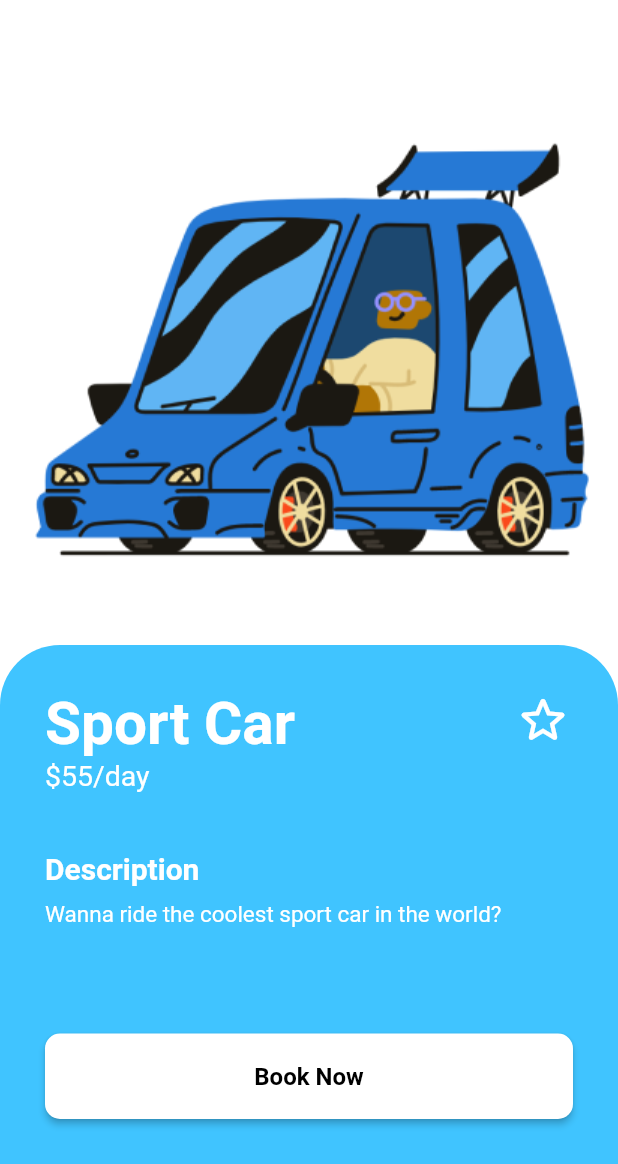
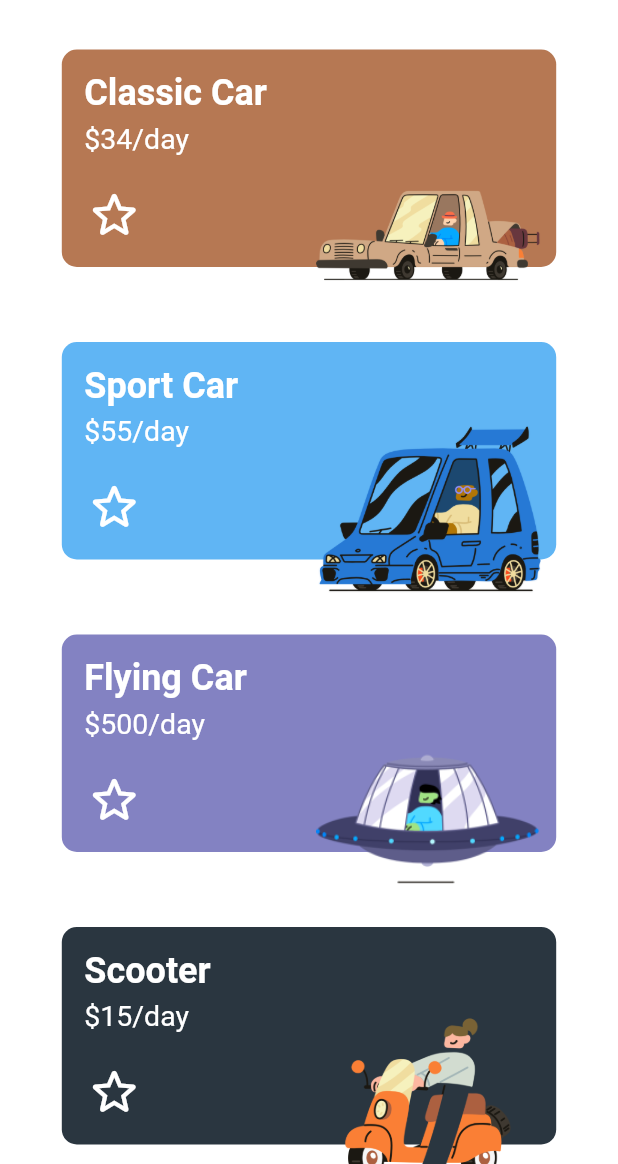
Before and after one commit to ctampan/flutter-playground, a Flutter app: the HomePage screen opened directly, after a tap on "Continue", on a phone screen of 412 x 824 dp, the part 72-1236 px from its top. Run offline on Flutter 3.47's test engine with Material 2 defaults, Android fonts, the phone set to English and light mode, and no system bars; our stand-ins replace flutter_riverpod, validators; Roboto replaces fonts that are missing (Poppins).

Commit message:
Add Car Cards page in Beepy

```diff
--- a/beepy/lib/views/main.dart
+++ b/beepy/lib/views/main.dart
@@ -1,4 +1,6 @@
+import 'package:beepy/views/providers/cars_provider.dart';
 import 'package:beepy/views/providers/change_theme_provider.dart';
+import 'package:beepy/views/screens/car_cards.dart';
 import 'package:beepy/views/screens/car_detail.dart';
 import 'package:beepy/views/screens/home.dart';
 import 'package:beepy/views/utilities/app_theme.dart';
@@ -23,10 +25,11 @@ class MyApp extends ConsumerWidget {
       theme: AppTheme.lightTheme,
       darkTheme: AppTheme.darkTheme,
       themeMode: currentTheme.darkMode ? ThemeMode.dark : ThemeMode.light,
-      initialRoute: '/',
+      initialRoute: HomePage.routeName,
       routes: <String, WidgetBuilder>{
-        '/': (context) => const HomePage(title: 'Beepy'),
-        '/carDetail': (context) => const CarDetailPage(title: 'Cars'),
+        HomePage.routeName: (context) => const HomePage(title: 'Beepy'),
+        CarCardsPage.routeName: (context) => const CarCardsPage(title: 'Cars'),
+        CarDetailPage.routeName: (context) => const CarDetailPage(title: 'Cars'),
       },
     );
   }
--- /dev/null
+++ b/beepy/lib/views/providers/cars_provider.dart
@@ -0,0 +1,39 @@
+import 'dart:developer';
+
+import 'package:flutter/material.dart';
+import 'package:flutter_riverpod/flutter_riverpod.dart';
+
+final carList = StateNotifierProvider<CarListState, List<CarDetail>>((ref) {
+  return CarListState();
+});
+
+class CarListState extends StateNotifier<List<CarDetail>> {
+  CarListState(): super(
+      [
+        CarDetail(name: 'Classic Car', price: 34, color: const Color(0xFFB67853), imagePath: 'assets/images/Beep_Beep_Classic_Car.png'),
+        CarDetail(name: 'Sport Car', price: 55, color: const Color(0xFF60B5F4),imagePath: 'assets/images/Beep_Beep_Sport_Car.png'),
+        CarDetail(name: 'Flying Car', price: 500, color: const Color(0xFF8382C2), imagePath: 'assets/images/Beep_Beep_Flying_Car.png'),
+        CarDetail(name: 'Scooter', price: 15, color: const Color(0xFF2A3640), imagePath: 'assets/images/Beep_Beep_Scooter.png'),
+        CarDetail(name: 'Caravan Car', price: 50, color: const Color(0xFFAC6040), imagePath: 'assets/images/Beep_Beep_Caravan_Car.png'),
+        CarDetail(name: 'Horse', price: 20, color: const Color(0xFF8382C2), imagePath: 'assets/images/Beep_Beep_Horse.png'),
+      ]
+  );
+
+  void toggleStar(int index) {
+    state[index].toggleStar();
+  }
+}
+
+class CarDetail {
+  CarDetail({required this.name, required this.price, required this.imagePath, required this.color, this.isStarred = false});
+
+  final String name;
+  final int price;
+  final String imagePath;
+  final Color color;
+  bool isStarred;
+
+  void toggleStar() {
+    isStarred = !isStarred;
+  }
+}
--- /dev/null
+++ b/beepy/lib/views/screens/car_cards.dart
@@ -0,0 +1,101 @@
+import 'package:beepy/views/screens/car_detail.dart';
+import 'package:beepy/views/widgets/app_bar.dart';
+import 'package:beepy/views/widgets/starred.dart';
+import 'package:flutter/material.dart';
+import 'package:flutter/src/widgets/framework.dart';
+import 'package:flutter_riverpod/flutter_riverpod.dart';
+
+import '../providers/cars_provider.dart';
+
+class CarCardsPage extends ConsumerStatefulWidget {
+  const CarCardsPage({Key? key, required this.title}) : super(key: key);
+
+  static const routeName = '/carCards';
+  final String title;
+
+  @override
+  ConsumerState<ConsumerStatefulWidget> createState() => _CarCardsState();
+}
+
+class _CarCardsState extends ConsumerState<CarCardsPage> {
+  @override
+  Widget build(BuildContext context) {
+    List<CarDetail> cars = ref.read(carList);
+    final theme = Theme.of(context);
+
+    return Scaffold(
+      appBar: appBarWidget(context, widget.title),
+      backgroundColor: theme.backgroundColor,
+      body: SingleChildScrollView(
+        child: Center(
+          child: Column(
+            mainAxisAlignment: MainAxisAlignment.start,
+            children: [
+              for (final car in cars)
+                Padding(
+                  padding: const EdgeInsets.all(25),
+                  child: InkWell(
+                    onTap: () {
+                      Navigator.pushNamed(context, CarDetailPage.routeName,
+                              arguments: car)
+                          .then((value) => {setState(() {})});
+                    },
+                    child: Stack(
+                      clipBehavior: Clip.none,
+                      children: [
+                        SizedBox(
+                            height: 145,
+                            width: MediaQuery.of(context).size.width * 0.8,
+                            child: Container(
+                              decoration: BoxDecoration(
+                                  color: car.color,
+                                  borderRadius: const BorderRadius.all(
+                                      Radius.circular(10))),
+                              child: Padding(
+                                  padding: const EdgeInsets.symmetric(
+                                      vertical: 15, horizontal: 15),
+                                  child: Column(
+                                    mainAxisAlignment: MainAxisAlignment.start,
+                                    crossAxisAlignment:
+                                        CrossAxisAlignment.start,
+                                    children: [
+                                      Text(
+                                        car.name,
+                                        style: theme.textTheme.headline4
+                                            ?.copyWith(color: Colors.white),
+                                      ),
+                                      const SizedBox(height: 5),
+                                      Text(
+                                        "\$" + car.price.toString() + "/day",
+                                        style: theme.textTheme.subtitle1
+                                            ?.copyWith(color: Colors.white),
+                                      ),
+                                      const Spacer(),
+                                      starredWidget(
+                                          onTap: () {
+                                            car.toggleStar();
+                                            setState(() {});
+                                          },
+                                          isStarred: car.isStarred)
+                                    ],
+                                  )),
+                            )),
+                        Positioned(
+                          bottom: -25,
+                          right: 10,
+                          child: Image.asset(
+                            car.imagePath,
+                            width: 150,
+                          ),
+                        )
+                      ],
+                    ),
+                  ),
+                )
+            ],
+          ),
+        ),
+      ),
+    );
+  }
+}
--- a/beepy/lib/views/screens/car_detail.dart
+++ b/beepy/lib/views/screens/car_detail.dart
@@ -1,12 +1,14 @@
+import 'package:beepy/views/providers/cars_provider.dart';
+import 'package:beepy/views/widgets/starred.dart';
 import 'package:flutter/material.dart';
 import 'package:flutter_riverpod/flutter_riverpod.dart';
 
-import '../providers/change_theme_provider.dart';
 import '../widgets/app_bar.dart';
 
 class CarDetailPage extends ConsumerStatefulWidget {
   const CarDetailPage({Key? key, required this.title}) : super(key: key);
 
+  static const routeName = '/carDetail';
   final String title;
 
   @override
@@ -14,18 +16,11 @@ class CarDetailPage extends ConsumerStatefulWidget {
 }
 
 class _CarDetailState extends ConsumerState<CarDetailPage> {
-  bool _isStarred = false;
-
-  void _toggleStarred() {
-    setState(() {
-      _isStarred = !_isStarred;
-    });
-  }
 
   @override
   Widget build(BuildContext context) {
-    final isDarkMode = ref.read(changeTheme).darkMode;
     final theme = Theme.of(context);
+    final car = ModalRoute.of(context)!.settings.arguments as CarDetail;
 
     return Scaffold(
       extendBodyBehindAppBar: true,
@@ -37,14 +32,13 @@ class _CarDetailState extends ConsumerState<CarDetailPage> {
           children: <Widget>[
             Padding(
                 padding: const EdgeInsets.only(bottom: 50),
-                child:
-                    Image.asset("assets/images/Beep_Beep_Medium_Vehicle.png")),
+                child: Image.asset(car.imagePath, width: MediaQuery.of(context).size.width * 0.9,)),
             SizedBox(
                 height: MediaQuery.of(context).size.height * 0.42,
                 child: Container(
-                  decoration: const BoxDecoration(
-                      color: Colors.lightBlueAccent,
-                      borderRadius: BorderRadius.only(
+                  decoration: BoxDecoration(
+                      color: car.color,
+                      borderRadius: const BorderRadius.only(
                           topLeft: Radius.circular(40),
                           topRight: Radius.circular(40))),
                   child: Padding(
@@ -61,42 +55,23 @@ class _CarDetailState extends ConsumerState<CarDetailPage> {
                                 crossAxisAlignment: CrossAxisAlignment.start,
                                 children: <Widget>[
                                   Text(
-                                    "Sport Car",
-                                    style: Theme.of(context)
-                                        .textTheme
-                                        .headline3
-                                        ?.copyWith(
-                                            color: Colors.white),
+                                    car.name,
+                                    style: theme.textTheme.headline3
+                                        ?.copyWith(color: Colors.white),
                                   ),
                                   Text(
-                                    "\$55/day",
-                                    style: Theme.of(context)
-                                        .textTheme
-                                        .subtitle1
-                                        ?.copyWith(
-                                            color: Colors.white),
+                                    "\$" + car.price.toString() + "/day",
+                                    style: theme.textTheme.subtitle1
+                                        ?.copyWith(color: Colors.white),
                                   )
                                 ],
                               ),
-                              InkWell(
+                              starredWidget(
                                   onTap: () {
-                                    _toggleStarred();
+                                    car.toggleStar();
+                                    setState(() {});
                                   },
-                                  child: Stack(
-                                    children: <Widget>[
-                                      if (_isStarred)
-                                        const Icon(
-                                          Icons.star_rounded,
-                                          color: Color(0xFFFFD644),
-                                          size: 40,
-                                        ),
-                                      const Icon(
-                                        Icons.star_border_rounded,
-                                        color: Colors.white,
-                                        size: 40,
-                                      )
-                                    ],
-                                  ))
+                                  isStarred: car.isStarred)
                             ],
                           ),
                           const SizedBox(
@@ -104,23 +79,18 @@ class _CarDetailState extends ConsumerState<CarDetailPage> {
                           ),
                           Text(
                             "Description",
-                            style: Theme.of(context)
-                                .textTheme
-                                .headline6
-                                ?.copyWith(
-                                    color: Colors.white),
+                            style: theme.textTheme.headline6
+                                ?.copyWith(color: Colors.white),
                           ),
                           const SizedBox(
                             height: 10,
                           ),
                           Text(
-                            "Wanna ride the coolest sport car in the world?",
-                            style: Theme.of(context)
-                                .textTheme
-                                .bodyText1
-                                ?.copyWith(
-                                    fontSize: 15,
-                                    color: Colors.white),
+                            "Wanna ride the coolest " +
+                                car.name.toLowerCase() +
+                                " in the world?",
+                            style: theme.textTheme.bodyText1
+                                ?.copyWith(fontSize: 15, color: Colors.white),
                           ),
                           const Spacer(),
                           SizedBox(
@@ -136,9 +106,8 @@ class _CarDetailState extends ConsumerState<CarDetailPage> {
                                 onPressed: () {},
                                 child: Text(
                                   'Book Now',
-                                  style: Theme.of(context)
-                                      .textTheme
-                                      .button?.copyWith(color: Colors.black),
+                                  style: theme.textTheme.button
+                                      ?.copyWith(color: Colors.black),
                                 ),
                               ))
                         ],
--- a/beepy/lib/views/screens/home.dart
+++ b/beepy/lib/views/screens/home.dart
@@ -1,3 +1,4 @@
+import 'package:beepy/views/screens/car_cards.dart';
 import 'package:flutter/cupertino.dart';
 import 'package:flutter/material.dart';
 import 'package:flutter_riverpod/flutter_riverpod.dart';
@@ -8,6 +9,7 @@ import '../widgets/app_bar.dart';
 class HomePage extends ConsumerWidget {
   const HomePage({Key? key, required this.title}) : super(key: key);
 
+  static const routeName = '/';
   final String title;
 
   @override
@@ -43,6 +45,7 @@ class HomePage extends ConsumerWidget {
               padding: const EdgeInsets.symmetric(vertical: 10),
               child: CupertinoSwitch(
                   value: isDarkMode,
+                  activeColor: const Color(0xFFFA7F35),
                   onChanged: (v) {
                     if (isDarkMode) {
                       ref.read(changeTheme.notifier).enableLightMode();
@@ -63,7 +66,7 @@ class HomePage extends ConsumerWidget {
                         primary: theme.primaryColor,
                       ),
                       onPressed: () =>
-                          Navigator.pushNamed(context, '/carDetail'),
+                          Navigator.pushNamed(context, CarCardsPage.routeName),
                       child: Text(
                         'Continue',
                         style: theme.textTheme.button,
--- /dev/null
+++ b/beepy/lib/views/widgets/starred.dart
@@ -0,0 +1,23 @@
+import 'package:flutter/material.dart';
+
+Widget starredWidget({required void Function() onTap, required bool isStarred}) {
+  return InkWell(
+      onTap: () {
+        onTap();
+      },
+      child: Stack(
+        children: <Widget>[
+          if (isStarred)
+            const Icon(
+              Icons.star_rounded,
+              color: Color(0xFFFFD644),
+              size: 40,
+            ),
+          const Icon(
+            Icons.star_border_rounded,
+            color: Colors.white,
+            size: 40,
+          )
+        ],
+      ));
+}
```
Also changed, not shown: beepy/assets/images/Beep_Beep_Caravan_Car.png (added), beepy/assets/images/Beep_Beep_Classic_Car.png (added), beepy/assets/images/Beep_Beep_Flying_Car.png (added), beepy/assets/images/Beep_Beep_Horse.png (added), beepy/assets/images/Beep_Beep_Scooter.png (added), beepy/assets/images/Beep_Beep_Sport_Car.png (renamed from beepy/assets/images/Beep_Beep_Medium_Vehicle.png).
